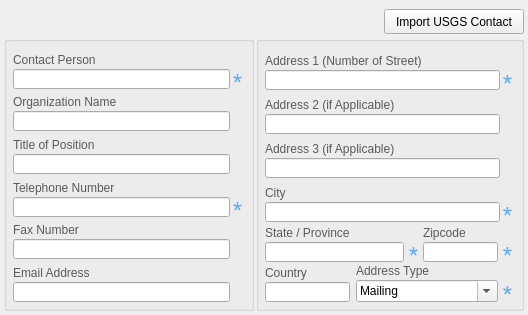
Above: pymdwizard/gui/ui_files/ContactInfo.ui from DOI-USGS/fort-pymdwizard before the change. Below: the same form after it.
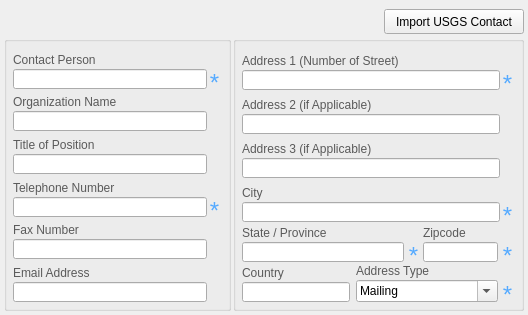
That is the form after the change.

Patch:
```diff
--- a/pymdwizard/gui/ui_files/ContactInfo.ui
+++ b/pymdwizard/gui/ui_files/ContactInfo.ui
@@ -226,7 +226,7 @@
                 </property>
                 <property name="minimumSize">
                  <size>
-                  <width>217</width>
+                  <width>0</width>
                   <height>0</height>
                  </size>
                 </property>
```
Left out of the diff: 22 changed lines with no effect on the pictures.
